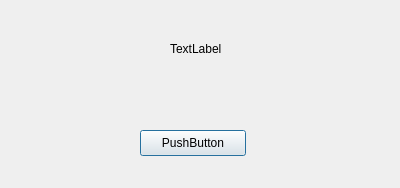
The window that branch/0.6/Source/about_dialog.ui (smowton/incredimail-converter-reynardware) describes before a commit, drawn with Qt 5.
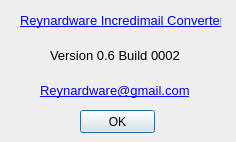
The same window after the commit.

What changed in the file:
```diff
--- a/branch/0.6/Source/about_dialog.ui
+++ b/branch/0.6/Source/about_dialog.ui
@@ -6,37 +6,84 @@
    <rect>
     <x>0</x>
     <y>0</y>
-    <width>400</width>
-    <height>188</height>
+    <width>236</width>
+    <height>142</height>
    </rect>
   </property>
+  <property name="minimumSize">
+   <size>
+    <width>236</width>
+    <height>113</height>
+   </size>
+  </property>
   <property name="windowTitle">
    <string>Dialog</string>
   </property>
-  <widget class="QPushButton" name="pushButton">
-   <property name="geometry">
-    <rect>
-     <x>140</x>
-     <y>130</y>
-     <width>106</width>
-     <height>26</height>
-    </rect>
-   </property>
-   <property name="text">
-    <string>PushButton</string>
-   </property>
-  </widget>
   <widget class="QLabel" name="label">
    <property name="geometry">
     <rect>
-     <x>170</x>
+     <x>20</x>
+     <y>10</y>
+     <width>201</width>
+     <height>21</height>
+    </rect>
+   </property>
+   <property name="text">
+    <string>&lt;!DOCTYPE HTML PUBLIC &quot;-//W3C//DTD HTML 4.0//EN&quot; &quot;http://www.w3.org/TR/REC-html40/strict.dtd&quot;&gt;
+&lt;html&gt;&lt;head&gt;&lt;meta name=&quot;qrichtext&quot; content=&quot;1&quot; /&gt;&lt;style type=&quot;text/css&quot;&gt;
+p, li { white-space: pre-wrap; }
+&lt;/style&gt;&lt;/head&gt;&lt;body style=&quot; font-family:'MS Shell Dlg 2'; font-size:8.25pt; font-weight:400; font-style:normal;&quot;&gt;
+&lt;p style=&quot; margin-top:0px; margin-bottom:0px; margin-left:0px; margin-right:0px; -qt-block-indent:0; text-indent:0px;&quot;&gt;&lt;a href=&quot;http://code.google.com/p/incredimail-converter-reynardware&quot;&gt;&lt;span style=&quot; font-size:10pt; text-decoration: underline; color:#0000ff;&quot;&gt;Reynardware Incredimail Converter&lt;/span&gt;&lt;/a&gt;&lt;/p&gt;&lt;/body&gt;&lt;/html&gt;</string>
+   </property>
+  </widget>
+  <widget class="QLabel" name="label_2">
+   <property name="geometry">
+    <rect>
+     <x>40</x>
+     <y>80</y>
+     <width>151</width>
+     <height>21</height>
+    </rect>
+   </property>
+   <property name="text">
+    <string>&lt;!DOCTYPE HTML PUBLIC &quot;-//W3C//DTD HTML 4.0//EN&quot; &quot;http://www.w3.org/TR/REC-html40/strict.dtd&quot;&gt;
+&lt;html&gt;&lt;head&gt;&lt;meta name=&quot;qrichtext&quot; content=&quot;1&quot; /&gt;&lt;style type=&quot;text/css&quot;&gt;
+p, li { white-space: pre-wrap; }
+&lt;/style&gt;&lt;/head&gt;&lt;body style=&quot; font-family:'MS Shell Dlg 2'; font-size:8.25pt; font-weight:400; font-style:normal;&quot;&gt;
+&lt;p style=&quot; margin-top:0px; margin-bottom:0px; margin-left:0px; margin-right:0px; -qt-block-indent:0; text-indent:0px;&quot;&gt;&lt;a href=&quot;mailto:Reynardware@gmail.com&quot;&gt;&lt;span style=&quot; font-size:10pt; text-decoration: underline; color:#0000ff;&quot;&gt;Reynardware@gmail.com&lt;/span&gt;&lt;/a&gt;&lt;/p&gt;&lt;/body&gt;&lt;/html&gt;</string>
+   </property>
+   <property name="openExternalLinks">
+    <bool>true</bool>
+   </property>
+  </widget>
+  <widget class="QLabel" name="label_3">
+   <property name="geometry">
+    <rect>
+     <x>50</x>
      <y>40</y>
-     <width>66</width>
-     <height>17</height>
+     <width>131</width>
+     <height>31</height>
     </rect>
    </property>
    <property name="text">
-    <string>TextLabel</string>
+    <string>&lt;!DOCTYPE HTML PUBLIC &quot;-//W3C//DTD HTML 4.0//EN&quot; &quot;http://www.w3.org/TR/REC-html40/strict.dtd&quot;&gt;
+&lt;html&gt;&lt;head&gt;&lt;meta name=&quot;qrichtext&quot; content=&quot;1&quot; /&gt;&lt;style type=&quot;text/css&quot;&gt;
+p, li { white-space: pre-wrap; }
+&lt;/style&gt;&lt;/head&gt;&lt;body style=&quot; font-family:'MS Shell Dlg 2'; font-size:8.25pt; font-weight:400; font-style:normal;&quot;&gt;
+&lt;p style=&quot; margin-top:0px; margin-bottom:0px; margin-left:0px; margin-right:0px; -qt-block-indent:0; text-indent:0px;&quot;&gt;&lt;span style=&quot; font-size:10pt; color:#000000;&quot;&gt;Version 0.6 Build 0002&lt;/span&gt;&lt;/p&gt;&lt;/body&gt;&lt;/html&gt;</string>
+   </property>
+  </widget>
+  <widget class="QPushButton" name="pushButton">
+   <property name="geometry">
+    <rect>
+     <x>80</x>
+     <y>110</y>
+     <width>75</width>
+     <height>23</height>
+    </rect>
+   </property>
+   <property name="text">
+    <string>OK</string>
    </property>
   </widget>
  </widget>
```
Left out of the diff: 2 changed lines with no effect on the pictures.
